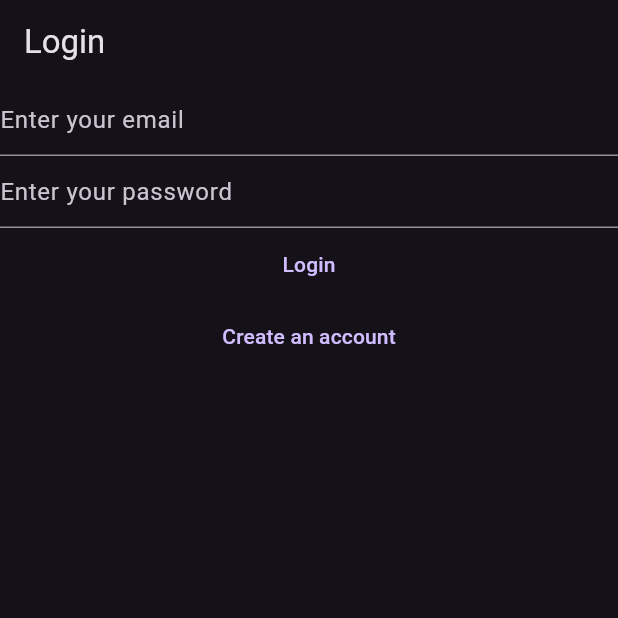
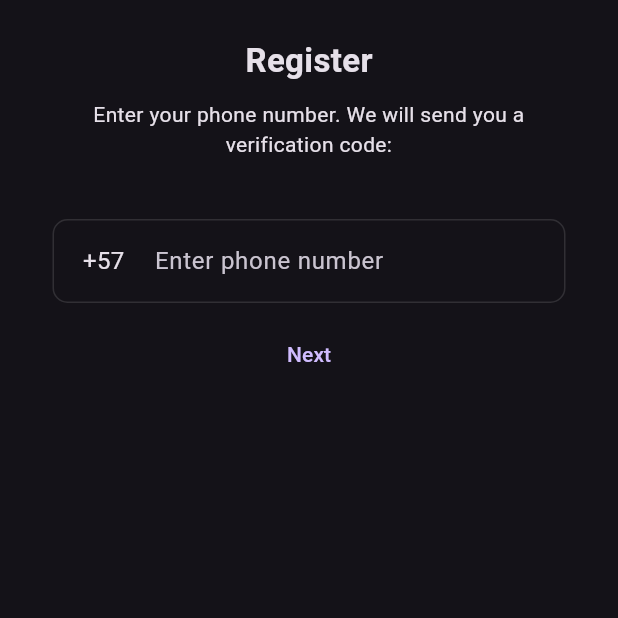
Before and after one commit to DanielR01/livit-flutter, a Flutter app: the screen it shows after launch, on a phone screen of 412 x 824 dp, the top half of it. Run offline on Flutter 3.47's test engine with Material 3 defaults, Android fonts, the phone set to English and light mode, and no system bars; our stand-ins replace firebase_auth, firebase_core; missing offline and left inert: country_picker_pro; accounts and stored records are empty; generated files the repository leaves out were written again.

Commit message:
Changes done to the main flow, now the app will check at the start if user is logged, then it will redirect to the feed or the login view, also, basic functionality added for phone authentication, however actual auth logic not implemented yet

```diff
--- a/lib/constants/routes.dart
+++ b/lib/constants/routes.dart
@@ -2,3 +2,4 @@ const loginRoute = '/login/';
 const registerRoute = '/register/';
 const feedRoute = '/feed/';
 const verifyEmailRoute = '/verifyemail/';
+const loginNumberRoute = '/loginNumber/';
--- a/lib/main.dart
+++ b/lib/main.dart
@@ -3,6 +3,7 @@ import 'package:firebase_core/firebase_core.dart';
 import 'package:flutter/material.dart';
 import 'package:livit/constants/routes.dart';
 import 'package:livit/firebase_options.dart';
+import 'package:livit/views/check_auth.dart';
 import 'package:livit/views/feed.dart';
 import 'package:livit/views/register.dart';
 import 'package:livit/views/login.dart';
@@ -12,6 +13,7 @@ void main() {
   WidgetsFlutterBinding.ensureInitialized();
   runApp(
     MaterialApp(
+        debugShowCheckedModeBanner: false,
         title: 'Livit',
         theme: ThemeData.dark(),
         home: const HomePage(),
@@ -36,20 +38,37 @@ class HomePage extends StatelessWidget {
       builder: ((context, snapshot) {
         switch (snapshot.connectionState) {
           case ConnectionState.done:
-            final user = FirebaseAuth.instance.currentUser;
-            if (user == null) {
-              return const LoginView();
-            } else {
-              if (user.emailVerified) {
-                return const FeedView();
-              } else {
-                return const VerifyEmailView();
-              }
-            }
+            return CheckAuth();
           default:
-            return const Text('Loading');
+            return Container();
         }
       }),
     );
   }
+
+  // @override
+  // Widget build(BuildContext context) {
+  //   return FutureBuilder(
+  //     future: Firebase.initializeApp(
+  //       options: DefaultFirebaseOptions.currentPlatform,
+  //     ),
+  //     builder: ((context, snapshot) {
+  //       switch (snapshot.connectionState) {
+  //         case ConnectionState.done:
+  //           final user = FirebaseAuth.instance.currentUser;
+  //           if (user == null) {
+  //             return const LoginView();
+  //           } else {
+  //             if (user.emailVerified) {
+  //               return const FeedView();
+  //             } else {
+  //               return const VerifyEmailView();
+  //             }
+  //           }
+  //         default:
+  //           return const Text('Loading');
+  //       }
+  //     }),
+  //   );
+  // }
 }
--- /dev/null
+++ b/lib/views/check_auth.dart
@@ -0,0 +1,54 @@
+import 'package:firebase_auth/firebase_auth.dart';
+import 'package:flutter/material.dart';
+import 'package:livit/views/feed.dart';
+import 'package:livit/views/login.dart';
+import 'dart:developer' as devtools show log;
+
+import 'package:livit/views/login_number.dart';
+
+class CheckAuth extends StatefulWidget {
+  @override
+  _CheckAuthState createState() => _CheckAuthState();
+}
+
+class _CheckAuthState extends State<CheckAuth> {
+  bool isAuth = false;
+  late Future<bool> loginCheckFuture;
+
+  @override
+  void initState() {
+    super.initState();
+    loginCheckFuture = _checkIfLoggedIn();
+  }
+
+  Future<bool> _checkIfLoggedIn() async {
+    final user = FirebaseAuth.instance.currentUser;
+    if (user?.emailVerified ?? false) {
+      return true;
+    }
+    return false;
+  }
+
+  @override
+  Widget build(BuildContext context) {
+    Widget child;
+    return FutureBuilder(
+        future: loginCheckFuture,
+        builder: (context, snapshot) {
+          if (snapshot.hasData) {
+            if (snapshot.data == true) {
+              child = const FeedView();
+            } else {
+              child = const LoginNumberView();
+            }
+          } else {
+            // future hasnt completed yet
+            child = Container();
+          }
+
+          return Scaffold(
+            body: child,
+          );
+        });
+  }
+}
--- /dev/null
+++ b/lib/views/login_number.dart
@@ -0,0 +1,166 @@
+import 'package:country_picker_pro/country_picker_pro.dart';
+import 'package:flutter/material.dart';
+
+class LoginNumberView extends StatefulWidget {
+  const LoginNumberView({super.key});
+
+  @override
+  State<LoginNumberView> createState() => LoginNumberViewState();
+}
+
+class LoginNumberViewState extends State<LoginNumberView> {
+  late final TextEditingController _number;
+
+  Country selectedCountry = Country(
+    phoneCode: '57',
+    countryCode: 'CO',
+    e164Sc: 0,
+    geographic: true,
+    level: 1,
+    name: 'COLOMBIA',
+    example: 'COLOMBIA',
+    displayName: 'COLOMBIA',
+    displayNameNoCountryCode: 'CO',
+    e164Key: '',
+    capital: 'Bogota',
+    language: 'Spanish',
+  );
+
+  @override
+  void initState() {
+    _number = TextEditingController();
+    super.initState();
+  }
+
+  @override
+  void dispose() {
+    _number.dispose();
+    super.dispose();
+  }
+
+  @override
+  Widget build(BuildContext context) {
+    return Scaffold(
+      body: SafeArea(
+        child: Center(
+          child: Padding(
+            padding: const EdgeInsets.symmetric(vertical: 25, horizontal: 35),
+            child: Column(
+              children: [
+                const Text(
+                  'Register',
+                  style: TextStyle(
+                    fontSize: 22,
+                    fontWeight: FontWeight.bold,
+                  ),
+                ),
+                const SizedBox(
+                  height: 10,
+                ),
+                const Text(
+                  'Enter your phone number. We will send you a verification code:',
+                  style: TextStyle(
+                    fontSize: 14,
+                  ),
+                  textAlign: TextAlign.center,
+                ),
+                const SizedBox(
+                  height: 40,
+                ),
+                TextFormField(
+                  onChanged: (value) {
+                    setState(() {
+                      _number.text = value;
+                    });
+                  },
+                  style: const TextStyle(
+                    fontSize: 16,
+                    fontWeight: FontWeight.normal,
+                  ),
+                  controller: _number,
+                  decoration: InputDecoration(
+                    hintText: 'Enter phone number',
+                    hintStyle: const TextStyle(
+                      fontSize: 16,
+                      fontWeight: FontWeight.normal,
+                    ),
+                    enabledBorder: OutlineInputBorder(
+                      borderRadius: BorderRadius.circular(10),
+                      borderSide: const BorderSide(color: Colors.white12),
+                    ),
+                    focusedBorder: OutlineInputBorder(
+                      borderRadius: BorderRadius.circular(10),
+                      borderSide: const BorderSide(color: Colors.white12),
+                    ),
+                    prefixIcon: Container(
+                      padding: const EdgeInsets.all(16),
+                      child: InkWell(
+                        onTap: () {
+                          showCountryListView(
+                            searchBarOuterBackgroundColor:
+                                const Color.fromARGB(255, 22, 21, 24),
+                            searchBarBackgroundColor:
+                                const Color.fromARGB(255, 22, 21, 24),
+                            appBarBackgroundColour:
+                                const Color.fromARGB(255, 22, 21, 24),
+                            backgroundColour:
+                                const Color.fromARGB(255, 22, 21, 24),
+                            countryTextColour:
+                                const Color.fromARGB(200, 255, 255, 255),
+                            searchBarBorderColor:
+                                const Color.fromARGB(31, 255, 255, 255),
+                            searchBarHintColor:
+                                const Color.fromARGB(200, 255, 255, 255),
+                            searchBarTextColor:
+                                const Color.fromARGB(200, 255, 255, 255),
+                            context: context,
+                            onSelect: (value) {
+                              setState(
+                                () {
+                                  selectedCountry = value;
+                                },
+                              );
+                            },
+                          );
+                        },
+                        child: Column(
+                          mainAxisAlignment: MainAxisAlignment.center,
+                          children: [
+                            Text(
+                              '${selectedCountry.flagEmoji} +${selectedCountry.phoneCode}',
+                              style: const TextStyle(
+                                fontSize: 16,
+                              ),
+                            ),
+                          ],
+                        ),
+                      ),
+                    ),
+                    suffixIcon: _number.text.length > 9
+                        ? Container(
+                            height: 16,
+                            width: 16,
+                            child: const Icon(
+                              Icons.done,
+                              color: Color.fromARGB(180, 255, 255, 255),
+                              size: 18,
+                            ),
+                          )
+                        : null,
+                  ),
+                ),
+                const SizedBox(
+                  height: 10,
+                ),
+                TextButton(
+                  onPressed: () {},
+                  child: const Text("Next"),
+                ),
+              ],
+            ),
+          ),
+        ),
+      ),
+    );
+  }
+}
--- a/lib/views/verify_email.dart
+++ b/lib/views/verify_email.dart
@@ -20,20 +20,13 @@ class _VerifyEmailViewState extends State<VerifyEmailView> {
         mainAxisAlignment: MainAxisAlignment.start,
         crossAxisAlignment: CrossAxisAlignment.start,
         children: [
-          const Text('Please verify your email'),
+          const Text("We've sent you a verification email, didn't receive it?"),
           TextButton(
             onPressed: () async {
               final user = FirebaseAuth.instance.currentUser;
               await user?.sendEmailVerification();
             },
-            child: const Text('Send email verification'),
-          ),
-          TextButton(
-            onPressed: () {
-              Navigator.of(context)
-                  .pushNamedAndRemoveUntil(loginRoute, (route) => false);
-            },
-            child: const Text('Go back to login'),
+            child: const Text('Re-send email verification'),
           ),
         ],
       ),
--- a/pubspec.yaml
+++ b/pubspec.yaml
@@ -37,6 +37,7 @@ dependencies:
   cupertino_icons: ^1.0.6
   firebase_core: ^3.0.0
   firebase_auth: ^5.1.0
+  country_picker_pro: ^0.0.4
 
 dev_dependencies:
   flutter_test:
```
Also changed, not shown: lib/views/login.dart (+6 -6 lines), lib/views/register.dart (+11 -11 lines), pubspec.lock, 2 other files.
